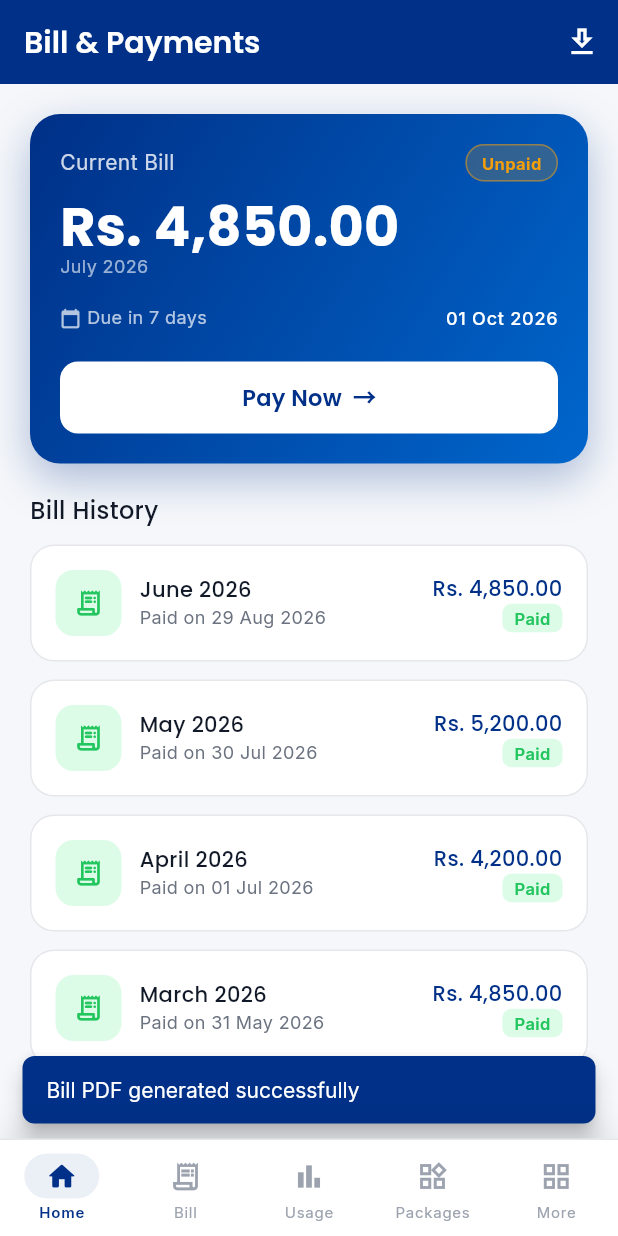
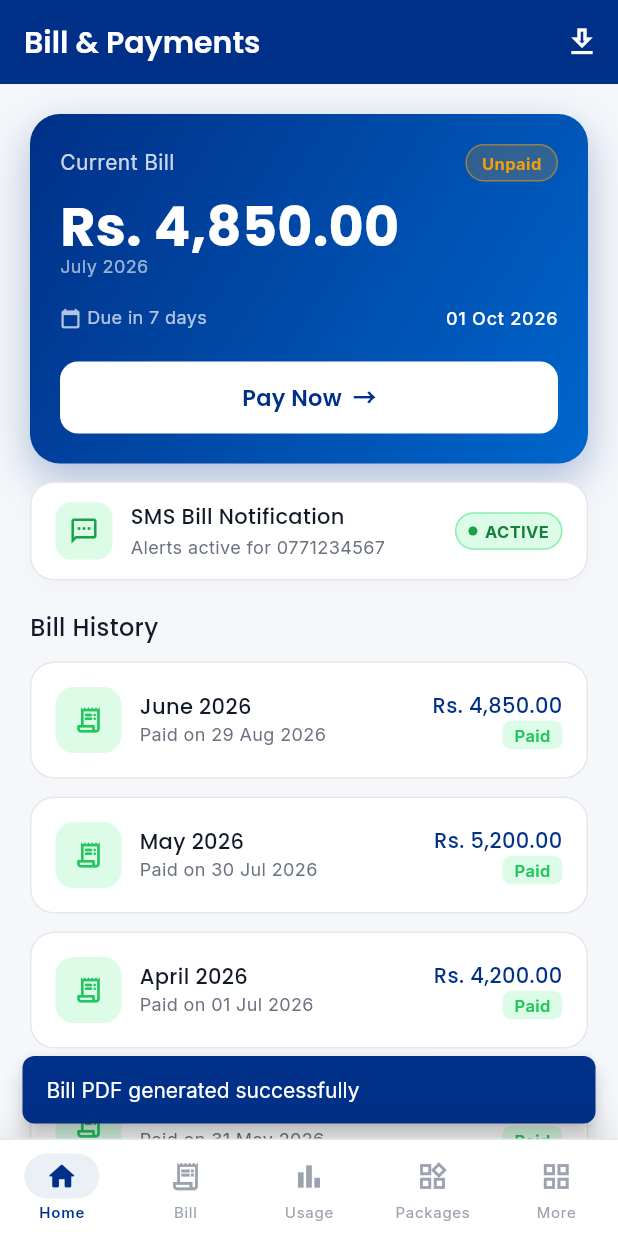
Before and after one commit to myslt-app-2026/myslt_app_v2_2026, a Flutter app: the BillPage screen opened by its route, after a tap on the "download" icon, on a phone screen of 412 x 824 dp. Run offline on Flutter 3.47's test engine with Material 3 defaults, Android fonts, the phone set to English and light mode, and no system bars; drawn by our look-alikes of flutter_animate; our stand-ins replace carousel_slider, dio, easy_localization, fl_chart, flutter_riverpod, flutter_secure_storage and 7 more; accounts and stored records are empty; network calls fail.

Commit message:
bill management  sms_service_status API connected

```diff
--- a/lib/core/network/api_constants.dart
+++ b/lib/core/network/api_constants.dart
@@ -50,4 +50,5 @@ class ApiConstants {
   static const String eBillStatus = '/tmf-api/customerBillManagement/v5';
   static const String billDownload = '/tmf-api/customerBillManagement/v5/BillDownload';
   static const String billStatusRequest = '/tmf-api/customerBillManagement/v5/BillStatusRequest';
+  static const String smsServiceStatusRequest = '/tmf-api/customerBillManagement/v5/SMSServiceStatusRequest';
 }
--- a/lib/features/bill/data/repositories/bill_repository.dart
+++ b/lib/features/bill/data/repositories/bill_repository.dart
@@ -5,11 +5,54 @@ import '../../../../core/network/api_constants.dart';
 import '../../../../core/network/dio_client.dart';
 import '../../../../core/storage/token_storage.dart';
 import '../models/bill_model.dart';
+import '../models/sms_service_status_model.dart';
 
 class BillRepository {
   BillRepository({Dio? dio}) : _dio = dio ?? DioClient.instance.dio;
 
   final Dio _dio;
+
+  /// Endpoint 20: Get SMS Service Notification Status
+  /// GET /tmf-api/customerBillManagement/v5/SMSServiceStatusRequest?accountNo=...&tpNo=...
+  Future<SmsServiceStatusModel> getSmsServiceStatus({
+    String? accountNo,
+    String? tpNo,
+  }) async {
+    final effectiveAcc = accountNo ??
+        await TokenStorage.instance.getUsername() ??
+        '0312241780';
+    final effectiveTp = tpNo ?? '0771234567';
+
+    try {
+      final response = await _dio.get(
+        ApiConstants.smsServiceStatusRequest,
+        queryParameters: {
+          'accountNo': effectiveAcc,
+          'tpNo': effectiveTp,
+        },
+      );
+
+      if (response.statusCode == 200 && response.data != null) {
+        final data = response.data;
+        if (data is Map<String, dynamic>) {
+          return SmsServiceStatusModel.fromJson(data);
+        } else if (data is Map) {
+          return SmsServiceStatusModel.fromJson(Map<String, dynamic>.from(data));
+        }
+      }
+    } catch (e) {
+      debugPrint('[BillRepository] getSmsServiceStatus error: $e');
+    }
+
+    // Graceful fallback status
+    return SmsServiceStatusModel(
+      isSuccess: true,
+      accountNo: effectiveAcc,
+      tpNo: effectiveTp,
+      smsServiceStatus: 'ACTIVE',
+      status: 'active',
+    );
+  }
 
   /// Endpoint 16: Check User E-Bill Status
   /// GET /tmf-api/customerBillManagement/v5
--- a/lib/features/bill/presentation/pages/bill_page.dart
+++ b/lib/features/bill/presentation/pages/bill_page.dart
@@ -110,6 +110,13 @@ class _BillPageState extends ConsumerState<BillPage> {
               .animate()
               .fadeIn(duration: 400.ms)
               .slideY(begin: 0.2, curve: Curves.easeOut),
+          const SizedBox(height: AppSpacing.md),
+
+          // SMS Bill Notification Status (Endpoint 20)
+          const _SmsNotificationCard()
+              .animate()
+              .fadeIn(duration: 350.ms, delay: 50.ms)
+              .slideY(begin: 0.1, curve: Curves.easeOut),
           const SizedBox(height: AppSpacing.xl),
 
           Text('Bill History', style: AppTextStyles.titleMedium)
@@ -314,3 +321,121 @@ class _BillHistoryTile extends StatelessWidget {
     );
   }
 }
+
+class _SmsNotificationCard extends ConsumerWidget {
+  const _SmsNotificationCard();
+
+  @override
+  Widget build(BuildContext context, WidgetRef ref) {
+    final smsAsync = ref.watch(smsServiceStatusProvider);
+
+    return smsAsync.when(
+      data: (sms) {
+        final isActive = sms.isActive;
+        return Container(
+          padding: const EdgeInsets.symmetric(
+            horizontal: AppSpacing.lg,
+            vertical: AppSpacing.md,
+          ),
+          decoration: BoxDecoration(
+            color: Colors.white,
+            borderRadius: BorderRadius.circular(AppSpacing.cardRadius),
+            border: Border.all(color: AppColors.dividerLight, width: 1),
+            boxShadow: [
+              BoxShadow(
+                color: Colors.black.withAlpha(6),
+                blurRadius: 10,
+                offset: const Offset(0, 2),
+              ),
+            ],
+          ),
+          child: Row(
+            children: [
+              Container(
+                width: 38,
+                height: 38,
+                decoration: BoxDecoration(
+                  color: isActive
+                      ? const Color(0xFFDCFCE7)
+                      : const Color(0xFFFEF3C7),
+                  borderRadius: BorderRadius.circular(10),
+                ),
+                child: Icon(
+                  Icons.sms_outlined,
+                  color: isActive
+                      ? const Color(0xFF16A34A)
+                      : const Color(0xFFD97706),
+                  size: 20,
+                ),
+              ),
+              const SizedBox(width: AppSpacing.md),
+              Expanded(
+                child: Column(
+                  crossAxisAlignment: CrossAxisAlignment.start,
+                  children: [
+                    Text(
+                      'SMS Bill Notification',
+                      style: AppTextStyles.titleSmall.copyWith(fontSize: 14),
+                    ),
+                    const SizedBox(height: 2),
+                    Text(
+                      sms.tpNo.isNotEmpty
+                          ? 'Alerts active for ${sms.tpNo}'
+                          : 'Bill alerts & payment reminders',
+                      style: AppTextStyles.bodySmall.copyWith(
+                        color: AppColors.textSecondary,
+                        fontSize: 12,
+                      ),
+                    ),
+                  ],
+                ),
+              ),
+              Container(
+                padding: const EdgeInsets.symmetric(horizontal: 8, vertical: 4),
+                decoration: BoxDecoration(
+                  color: isActive
+                      ? const Color(0xFFDCFCE7)
+                      : const Color(0xFFF3F4F6),
+                  borderRadius: BorderRadius.circular(20),
+                  border: Border.all(
+                    color: isActive
+                        ? const Color(0xFF86EFAC)
+                        : const Color(0xFFE5E7EB),
+                  ),
+                ),
+                child: Row(
+                  mainAxisSize: MainAxisSize.min,
+                  children: [
+                    Container(
+                      width: 6,
+                      height: 6,
+                      decoration: BoxDecoration(
+                        color: isActive
+                            ? const Color(0xFF16A34A)
+                            : const Color(0xFF9CA3AF),
+                        shape: BoxShape.circle,
+                      ),
+                    ),
+                    const SizedBox(width: 5),
+                    Text(
+                      sms.smsServiceStatus,
+                      style: AppTextStyles.caption.copyWith(
+                        color: isActive
+                            ? const Color(0xFF15803D)
+                            : const Color(0xFF4B5563),
+                        fontWeight: FontWeight.w700,
+                        fontSize: 11,
+                      ),
+                    ),
+                  ],
+                ),
+              ),
+            ],
+          ),
+        );
+      },
+      loading: () => const SizedBox.shrink(),
+      error: (_, __) => const SizedBox.shrink(),
+    );
+  }
+}
--- a/lib/features/bill/providers/bill_provider.dart
+++ b/lib/features/bill/providers/bill_provider.dart
@@ -1,5 +1,6 @@
 import 'package:flutter_riverpod/flutter_riverpod.dart';
 import '../data/models/bill_model.dart';
+import '../data/models/sms_service_status_model.dart';
 import '../data/repositories/bill_repository.dart';
 
 // ─── Repository Provider ──────────────────────────────────────────────────────
@@ -60,3 +61,25 @@ class EBillStatusNotifier extends AsyncNotifier<Map<String, dynamic>> {
 final eBillStatusProvider =
     AsyncNotifierProvider<EBillStatusNotifier, Map<String, dynamic>>(
         EBillStatusNotifier.new);
+
+// ─── SMS Service Status (Endpoint 20) ─────────────────────────────────────────
+
+class SmsServiceStatusNotifier extends AsyncNotifier<SmsServiceStatusModel> {
+  @override
+  Future<SmsServiceStatusModel> build() async {
+    final repo = ref.read(billRepositoryProvider);
+    return repo.getSmsServiceStatus();
+  }
+
+  Future<void> refresh() async {
+    state = const AsyncLoading();
+    state = await AsyncValue.guard(() async {
+      final repo = ref.read(billRepositoryProvider);
+      return repo.getSmsServiceStatus();
+    });
+  }
+}
+
+final smsServiceStatusProvider =
+    AsyncNotifierProvider<SmsServiceStatusNotifier, SmsServiceStatusModel>(
+        SmsServiceStatusNotifier.new);
```
Also changed, not shown: lib/features/bill/data/models/sms_service_status_model.dart (added, +59 -0 lines), 1 other file.
